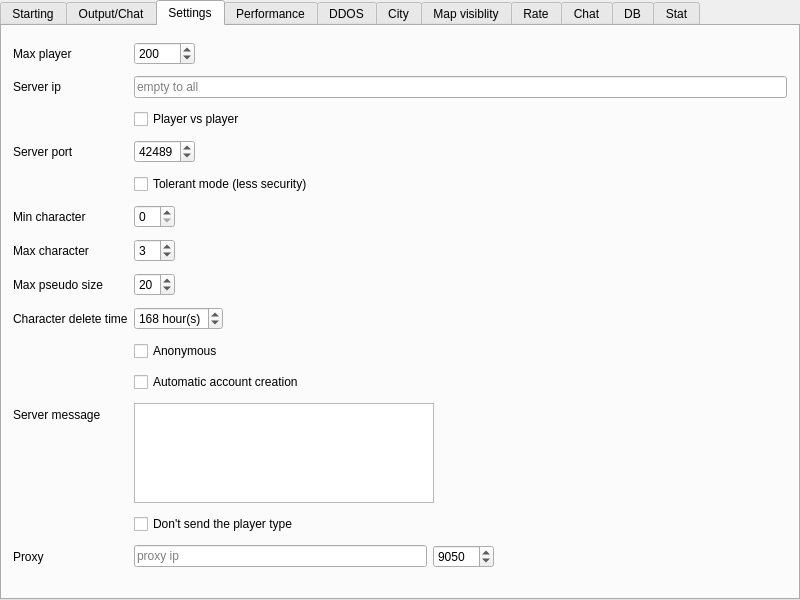
First picture: the form in server/MainWindow.ui, repository alphaonex86/CatchChallenger, before the edit.
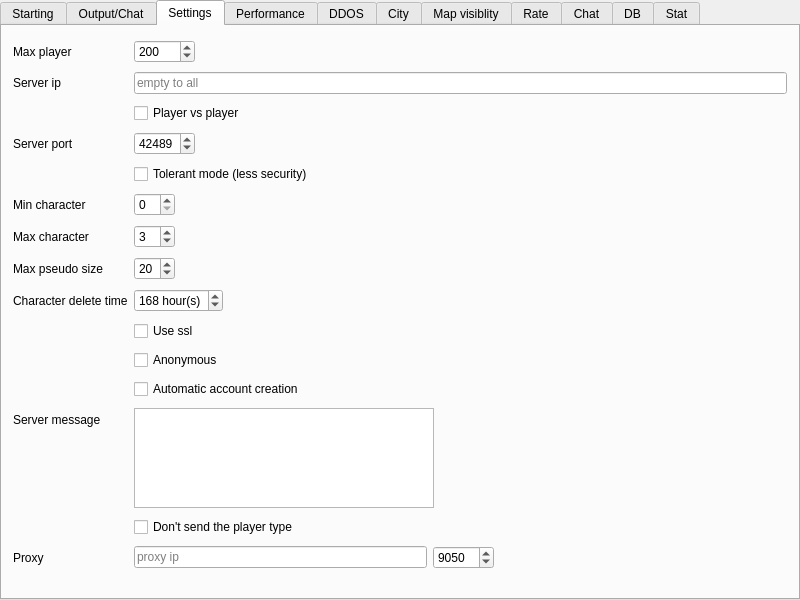
Second picture: the form after the edit. The open tabs and pages were chosen to show the change. Icons and pictures are not drawn.

The edit to the form file:
```diff
--- a/server/MainWindow.ui
+++ b/server/MainWindow.ui
@@ -310,28 +310,28 @@
           </property>
          </widget>
         </item>
-        <item row="11" column="1">
+        <item row="12" column="1">
          <widget class="QCheckBox" name="anonymous">
           <property name="text">
            <string>Anonymous</string>
           </property>
          </widget>
         </item>
-        <item row="12" column="1">
+        <item row="13" column="1">
          <widget class="QCheckBox" name="automatic_account_creation">
           <property name="text">
            <string>Automatic account creation</string>
           </property>
          </widget>
         </item>
-        <item row="13" column="0">
+        <item row="14" column="0">
          <widget class="QLabel" name="label_31">
           <property name="text">
            <string>Server message</string>
           </property>
          </widget>
         </item>
-        <item row="13" column="1">
+        <item row="14" column="1">
          <widget class="QPlainTextEdit" name="server_message">
           <property name="maximumSize">
            <size>
@@ -341,21 +341,21 @@
           </property>
          </widget>
         </item>
-        <item row="14" column="1">
+        <item row="15" column="1">
          <widget class="QCheckBox" name="dontSendPlayerType">
           <property name="text">
            <string>Don't send the player type</string>
           </property>
          </widget>
         </item>
-        <item row="15" column="0">
+        <item row="16" column="0">
          <widget class="QLabel" name="label_32">
           <property name="text">
            <string>Proxy</string>
           </property>
          </widget>
         </item>
-        <item row="15" column="1">
+        <item row="16" column="1">
          <layout class="QHBoxLayout" name="horizontalLayout_9">
           <item>
            <widget class="QLineEdit" name="proxy">
@@ -392,6 +392,13 @@
           </item>
          </layout>
         </item>
+        <item row="11" column="1">
+         <widget class="QCheckBox" name="useSsl">
+          <property name="text">
+           <string>Use ssl</string>
+          </property>
+         </widget>
+        </item>
        </layout>
       </widget>
       <widget class="QWidget" name="performance">
```
Left out of the diff: 2 changed lines with no effect on the pictures.
